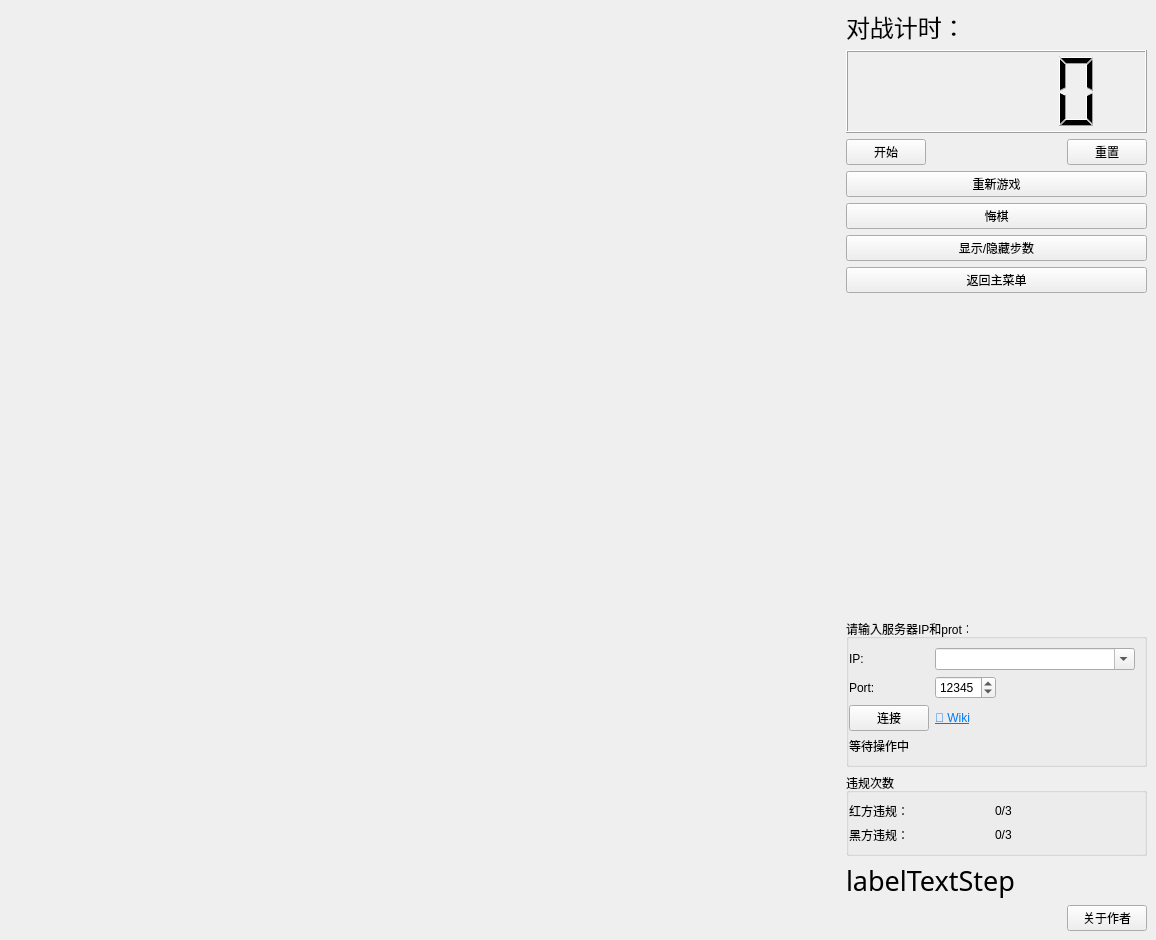
This is ChessBoard.ui in Amos-yongxin/ChineseChessServer as Qt 5 draws it before an edit. The edited form follows.
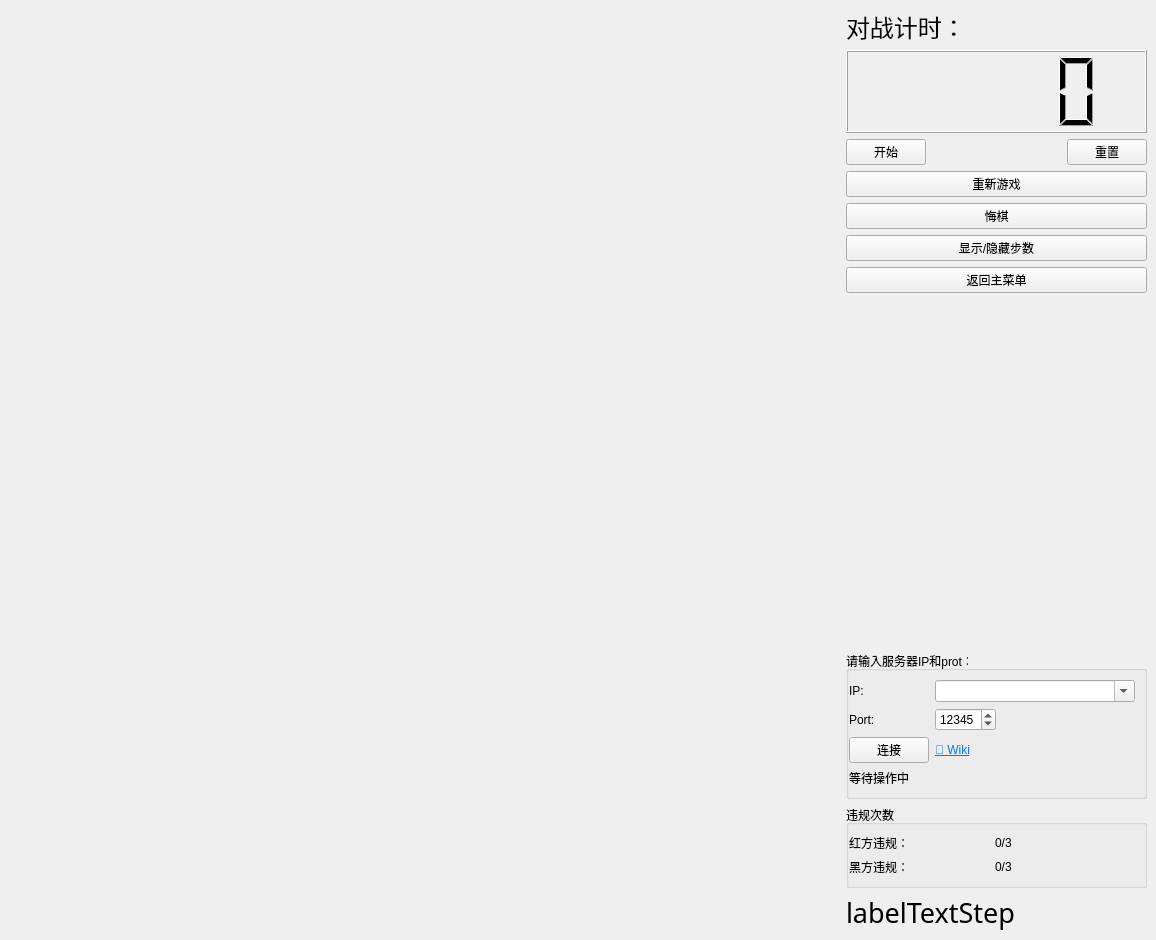
This is the edited form. Icons and pictures are not drawn.

Commit message: Remove About Author module

```diff
--- a/ChessBoard.ui
+++ b/ChessBoard.ui
@@ -343,39 +343,6 @@
          </property>
         </widget>
        </item>
-       <item>
-        <layout class="QHBoxLayout" name="horizontalLayout_3">
-         <property name="topMargin">
-          <number>0</number>
-         </property>
-         <item>
-          <spacer name="horizontalSpacer_2">
-           <property name="orientation">
-            <enum>Qt::Horizontal</enum>
-           </property>
-           <property name="sizeHint" stdset="0">
-            <size>
-             <width>40</width>
-             <height>20</height>
-            </size>
-           </property>
-          </spacer>
-         </item>
-         <item>
-          <widget class="QPushButton" name="pushButton_about">
-           <property name="sizePolicy">
-            <sizepolicy hsizetype="Minimum" vsizetype="Preferred">
-             <horstretch>0</horstretch>
-             <verstretch>0</verstretch>
-            </sizepolicy>
-           </property>
-           <property name="text">
-            <string>关于作者</string>
-           </property>
-          </widget>
-         </item>
-        </layout>
-       </item>
       </layout>
      </widget>
     </item>
```
The commit also changes 6 other files.
